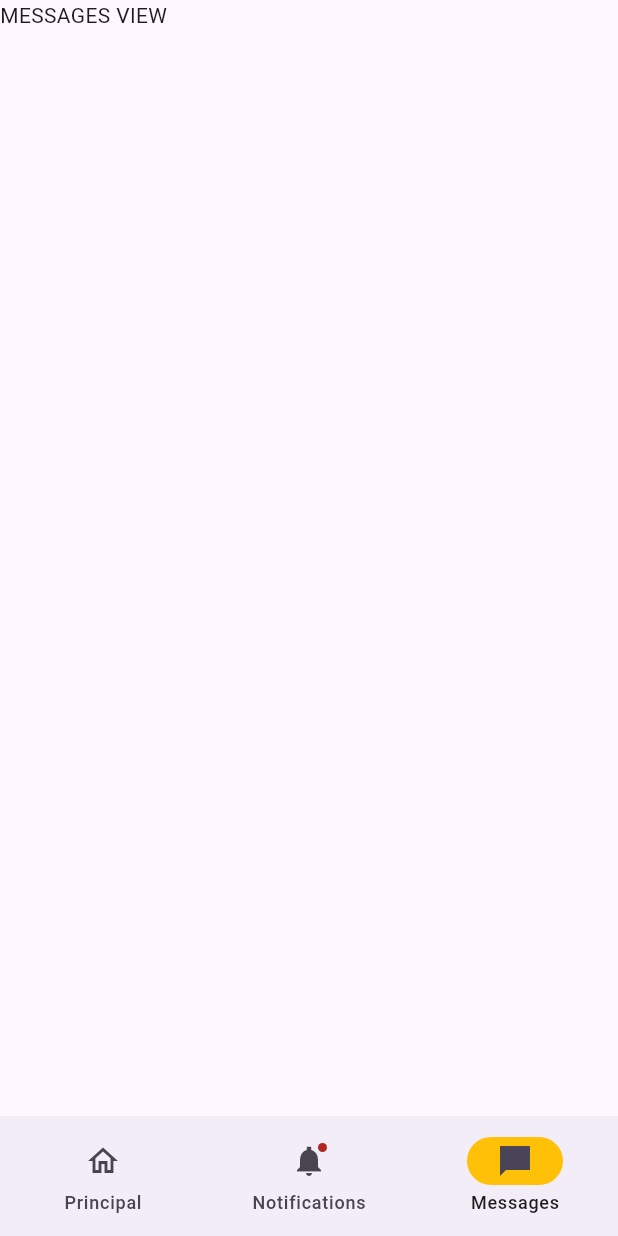
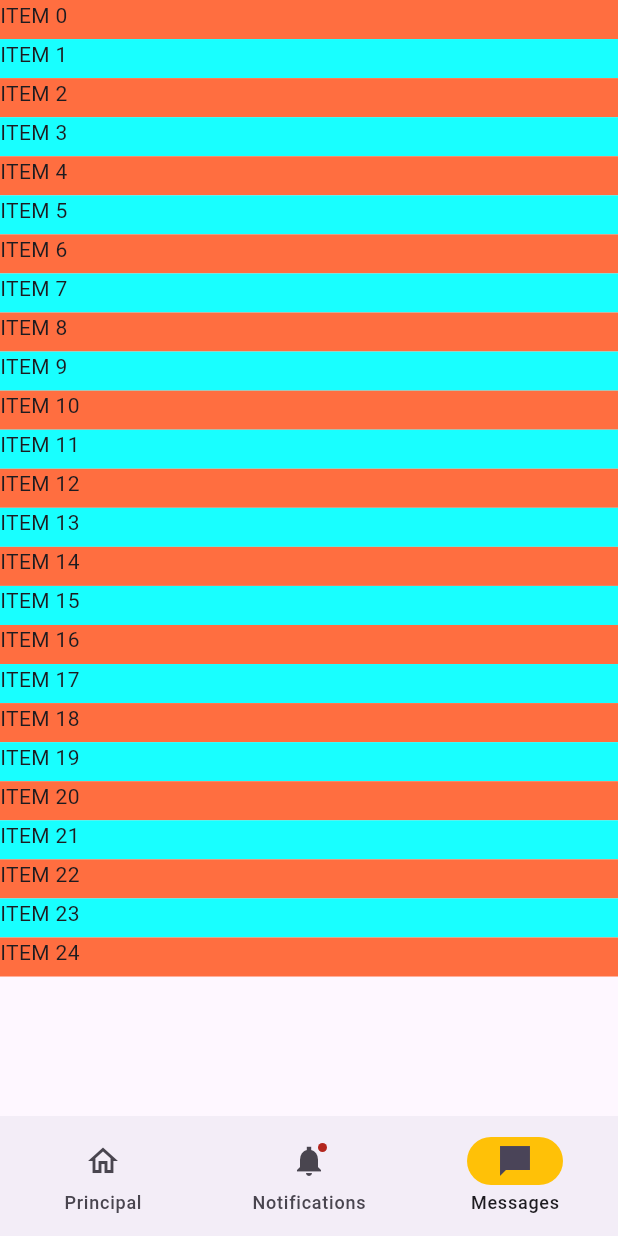
Before and after one commit to 4yony4/dam2_2627_a, a Flutter app: the Messagesview screen opened by its route, on a phone screen of 412 x 824 dp. Run offline on Flutter 3.47's test engine with Material 3 defaults, Android fonts, the light colour scheme and no system bars; our stand-ins replace animated_bottom_navigation_bar, cloud_firestore, firebase_auth, firebase_core, mask_text_input_formatter, pin_input_text_field; accounts and stored records are empty; generated files the repository leaves out were written again; network calls fail.

```diff
--- a/lib/views/MessagesView.dart
+++ b/lib/views/MessagesView.dart
@@ -1,4 +1,8 @@
+import 'dart:math';
+
 import 'package:dam2_2627_a/insLib/bot_bars/InsBotBarStyle1.dart';
+import 'package:dam2_2627_a/views/HomeView.dart';
+import 'package:dam2_2627_a/views/LoginView.dart';
 import 'package:flutter/material.dart';
 
 import '../DataHolder.dart';
@@ -18,12 +22,29 @@ class _MessagesviewState extends State<Messagesview> {
 
   }
 
+  Widget? creadorDeItem(BuildContext context, int indice){
+    Color color=Colors.cyanAccent;
+    double altura=15+Random().nextDouble()*100;
+    if(indice%2==0){
+      color=Colors.deepOrangeAccent;
+    }
+
+    return Container(
+      color: color,
+      height: altura,
+      child: Text("ITEM "+indice.toString()),
+    );
+
+  }
 
   @override
   Widget build(BuildContext context) {
     return
       Scaffold(
-        body: Text("MESSAGES VIEW"),
+        body: ListView.builder(
+          itemCount: 25,
+            itemBuilder: creadorDeItem
+        ),
         bottomNavigationBar: Insbotbarstyle1(
             blBadge1: Dataholder.instance.blNotificacionesBadge,
             sBadge2: Dataholder.instance.sMessagesBadgeText,
```
